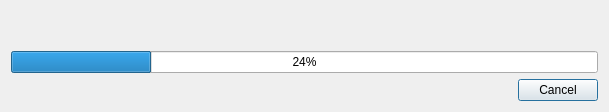
AxioDL/PrimeWorldEditor, file src/Editor/CProgressDialog.ui: the form before one commit.
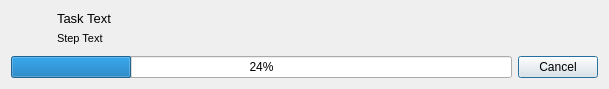
The form after the commit. Icons and pictures are not drawn.

Commit message: Spiffed up progress dialog visuals a little

The edit to the form file:
```diff
--- a/src/Editor/CProgressDialog.ui
+++ b/src/Editor/CProgressDialog.ui
@@ -7,12 +7,35 @@
     <x>0</x>
     <y>0</y>
     <width>609</width>
-    <height>110</height>
+    <height>89</height>
    </rect>
   </property>
   <property name="windowTitle">
    <string>Dialog</string>
   </property>
+  <layout class="QVBoxLayout" name="verticalLayout_2">
+   <item>
+    <layout class="QHBoxLayout" name="horizontalLayout_2">
+     <item>
+      <widget class="QLabel" name="label">
+       <property name="maximumSize">
+        <size>
+         <width>40</width>
+         <height>40</height>
+        </size>
+       </property>
+       <property name="text">
+        <string/>
+       </property>
+       <property name="pixmap">
+        <pixmap resource="Icons.qrc">:/icons/AppIcon.ico</pixmap>
+       </property>
+       <property name="scaledContents">
+        <bool>true</bool>
+       </property>
+      </widget>
+     </item>
+     <item>
   <layout class="QVBoxLayout" name="verticalLayout">
    <item>
     <widget class="QLabel" name="TaskLabel">
@@ -22,7 +45,7 @@
       </font>
      </property>
      <property name="text">
-      <string/>
+          <string>Task Text</string>
      </property>
     </widget>
    </item>
@@ -34,32 +57,36 @@
       </font>
      </property>
      <property name="text">
-      <string/>
+          <string>Step Text</string>
      </property>
     </widget>
    </item>
    <item>
-    <widget class="QProgressBar" name="ProgressBar">
-     <property name="value">
-      <number>24</number>
-     </property>
-    </widget>
-   </item>
-   <item>
-    <layout class="QHBoxLayout" name="horizontalLayout">
-     <item>
-      <spacer name="horizontalSpacer">
+        <spacer name="verticalSpacer">
        <property name="orientation">
-        <enum>Qt::Horizontal</enum>
+          <enum>Qt::Vertical</enum>
        </property>
        <property name="sizeHint" stdset="0">
         <size>
-         <width>40</width>
-         <height>20</height>
+           <width>20</width>
+           <height>40</height>
         </size>
        </property>
       </spacer>
      </item>
+      </layout>
+     </item>
+    </layout>
+   </item>
+   <item>
+    <layout class="QHBoxLayout" name="horizontalLayout">
+     <item>
+      <widget class="QProgressBar" name="ProgressBar">
+       <property name="value">
+        <number>24</number>
+       </property>
+      </widget>
+     </item>
      <item>
       <widget class="QPushButton" name="CancelButton">
        <property name="text">
```
Left out of the diff: 11 changed lines with no effect on the pictures. Lines whose indentation alone changed are shown as unchanged.
